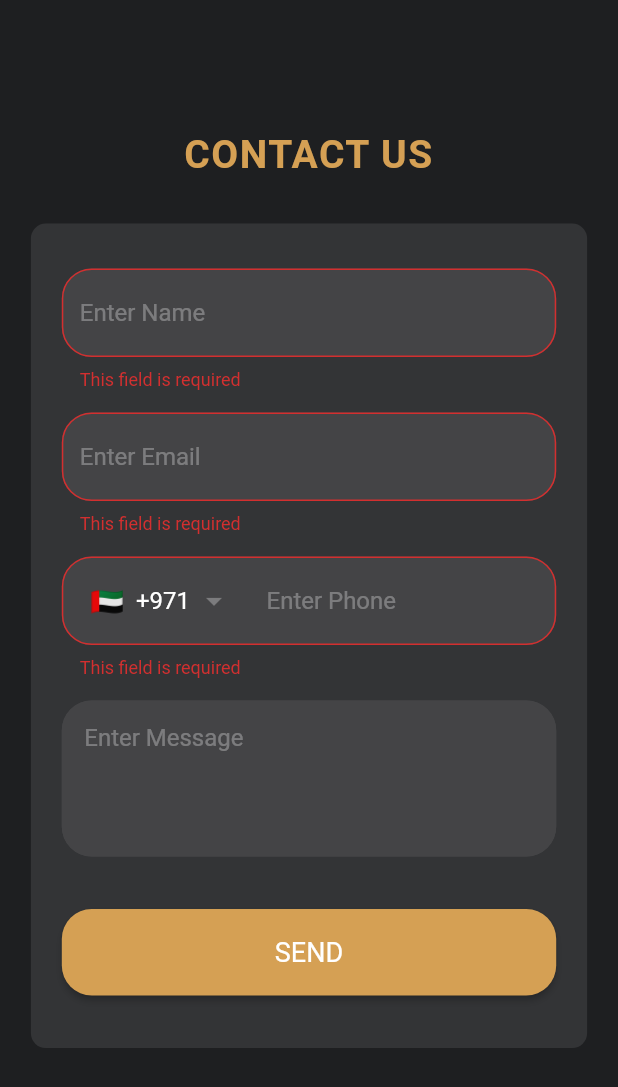
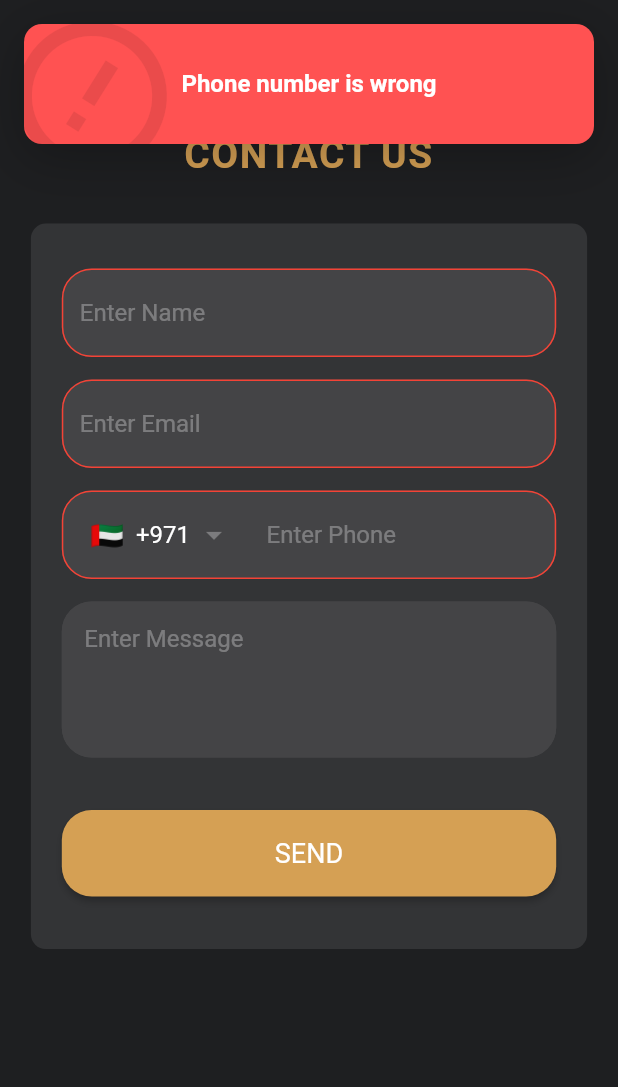
Before and after one commit to fadialkhlaf1998/luxury_app, a Flutter app: the ContactUs screen opened directly, after a tap on "SEND", on a phone screen of 412 x 824 dp. Shown: the top 1087 px of the screen. Run offline on Flutter 3.47's test engine with Material 2 defaults, Android fonts, the light colour scheme and no system bars; drawn by our look-alikes of intl_phone_field, top_snackbar_flutter; our stand-ins replace bottom_navy_bar, carousel_slider, connectivity_plus, flutter_html, flutter_svg, get and 4 more; missing offline and left inert: flutter_stripe; accounts and stored records are empty; network calls fail; project files that could hold a hidden picture were left out.

Commit message:
Initial commit

```diff
--- a/languages/ar.json
+++ b/languages/ar.json
@@ -70,5 +70,7 @@
   "language": "اللغة",
   "location": "الموقع",
   "back": "رجوع",
-  "next": "التالي"
+  "next": "التالي",
+  "success_book": "تم الحجز بنجاح",
+  "phone_number_wrong": "رقم الهاتف خطأ"
 }
--- a/languages/en.json
+++ b/languages/en.json
@@ -70,5 +70,7 @@
   "language": "Language",
   "location": "Location",
   "back": "Back",
-  "next": "Next"
+  "next": "Next",
+  "success_book": "Successfully booked",
+  "phone_number_wrong": "Phone number is wrong"
 }
--- a/lib/controller/contact_us_controller.dart
+++ b/lib/controller/contact_us_controller.dart
@@ -3,6 +3,8 @@ import 'package:get/get.dart';
 import 'package:luxury_app/app_localization.dart';
 import 'package:luxury_app/helper/api.dart';
 import 'package:luxury_app/helper/app.dart';
+import 'package:top_snackbar_flutter/custom_snack_bar.dart';
+import 'package:top_snackbar_flutter/top_snack_bar.dart';
 
 class ContactUsController extends GetxController {
 
@@ -17,18 +19,22 @@ class ContactUsController extends GetxController {
   RxBool loading = false.obs;
 
   send(BuildContext context,String name,String phone,String email,String message) {
-    if(name.isEmpty || email.isEmpty || phone.isEmpty) {
+    if(name.isEmpty || email.isEmpty || !RegExp(r'\S+@\S+\.\S+').hasMatch(email) || phone.isEmpty || phone.length < 9) {
       if(name.isEmpty) {
         nameValidate.value= true;
       } else {
         nameValidate.value= false;
       }
-      if(email.isEmpty) {
+      if(email.isEmpty|| !RegExp(r'\S+@\S+\.\S+').hasMatch(email)) {
         emailValidate.value= true;
       }else{
         emailValidate.value= false;
       }
-      if(phone.isEmpty) {
+      if(phone.isEmpty || phone.length < 9) {
+        showTopSnackBar(context,
+            CustomSnackBar.error(
+              message: App_Localization.of(context).translate("phone_number_wrong"),
+            ));
         phoneValidate.value= true;
       }else{
         phoneValidate.value= false;
@@ -41,10 +47,17 @@ class ContactUsController extends GetxController {
           API.contactUs(name, email, phone, message).then((value) {
             loading.value = false;
             if(value) {
-              App.successTopBar(context, App_Localization.of(context).translate("success"));
+              showTopSnackBar(context,
+                  CustomSnackBar.success(
+                    backgroundColor: App.orange,
+                    message: App_Localization.of(context).translate("success"),
+                  ));
               clearTextField();
             }else {
-              App.successTopBar(context, App_Localization.of(context).translate("something_went_wrong"));
+              showTopSnackBar(context,
+                  CustomSnackBar.error(
+                    message: App_Localization.of(context).translate("something_went_wrong"),
+                  ));
             }
           });
         }
--- a/lib/controller/introduction_controller.dart
+++ b/lib/controller/introduction_controller.dart
@@ -149,6 +149,7 @@ class IntroductionController extends GetxController{
     API.filter(vehicleType.toString(), rentType.toString(), minPrice.toString(), maxPrice.toString(), brands, "0").then((value) {
       loading.value = false;
       allCars = value;
+      initProductCount();
       homeController.selectNavDrawer.value = 0;
       Get.back();
     });
--- a/lib/controller/payment_controller.dart
+++ b/lib/controller/payment_controller.dart
@@ -4,18 +4,20 @@ import 'package:flutter/material.dart';
 import 'package:flutter_stripe/flutter_stripe.dart';
 import 'package:get/get.dart';
 import 'package:http/http.dart' as http;
+import 'package:luxury_app/helper/api.dart';
 
 class PaymentController extends GetxController {
   String result_id = "";
+  int rent_number = -1;
   Map<String, dynamic>? paymentIntentData;
   String secrit = "sk_test_51LWbmmAcwyDDMKEjxgxy53HBNi44DWy9nZ756qgO624uomQ6pm7D1odNvMzqQ57MuEBdczmMcuWyt4CtcVJ1Dur000dsVfoOgF";
   Future<void> makePayment(
-      {required String amount, required String currency}) async {
+      {required String amount, required String currency,required int newRentNumber}) async {
     try {
+      rent_number = newRentNumber;
       paymentIntentData = await createPaymentIntent(amount, currency);
       if (paymentIntentData != null) {
         print('Init Payment Sheet Successfully');
-        GetSnackBar(title: "successfully",message: "successfully",).show();
        var result = await Stripe.instance.initPaymentSheet(
             paymentSheetParameters: SetupPaymentSheetParameters(
               applePay: PaymentSheetApplePay(merchantCountryCode: "AE"),
@@ -29,10 +31,8 @@ class PaymentController extends GetxController {
 
         await displayPaymentSheet();
       }else{
-        GetSnackBar(title: "error",message: "error",).show();
       }
     } catch (e, s) {
-      GetSnackBar(title: "error",message: "error",).show();
       print('exception:$e$s');
     }
   }
@@ -68,7 +68,6 @@ class PaymentController extends GetxController {
         'payment_method_types[]': 'card'
       };
       print('Begin Api');
-      GetSnackBar(title: "Begin Api",message: "message",).show();
       var response = await http.post(
           Uri.parse('https://api.stripe.com/v1/payment_intents'),
           body: body,
@@ -76,18 +75,25 @@ class PaymentController extends GetxController {
             'Authorization': 'Bearer '+secrit,
             'Content-Type': 'application/x-www-form-urlencoded'
           });
-      GetSnackBar(title: "End Api",message:response.body.toString()).show();
       // log(response.body);
       var data = json.decode(response.body);
       print('*****************');
       print(data["id"]);
       result_id = data["id"];
+      addState(rent_number.toString(), data["id"]);
       return data;
     } catch (err) {
       print('err charging user: ${err.toString()}');
     }
   }
-
+  addState(String rental_number, String invoice_id)async{
+    bool succ = await API.bookState(rental_number, invoice_id);
+    if(succ){
+      return true;
+    }else{
+      return addState(rental_number,invoice_id);
+    }
+  }
   calculateAmount(String amount) {
     final a = (int.parse(amount)) * 100;
     return a.toString();
--- a/lib/helper/app.dart
+++ b/lib/helper/app.dart
@@ -39,7 +39,7 @@ class App{
   }
   static successTopBar(BuildContext context,String msg) {
     return showTopSnackBar(context,
-        CustomSnackBar.error(
+        CustomSnackBar.success(
           message: msg,
           backgroundColor: orange,
         ));
@@ -47,7 +47,7 @@ class App{
 
   static normalTextField({required BuildContext context, required TextStyle textStyle,required double width,
     double? height, TextAlignVertical? textAlignVertical,required TextEditingController controller,
-    required String hintText,required TextStyle hintStyle, required bool validate,required String errorText}) {
+    required String hintText,required TextStyle hintStyle, required bool validate}) {
     return Column(
       crossAxisAlignment: CrossAxisAlignment.start,
       children: [
@@ -66,17 +66,16 @@ class App{
                 hintStyle: hintStyle,
                 focusedBorder: OutlineInputBorder(
                     borderRadius: BorderRadius.circular(20),
-                    borderSide:  BorderSide(color: App.orange)
+                    borderSide:  BorderSide(color:  validate ? Colors.red : App.orange)
                 ),
                 border: OutlineInputBorder(
                     borderRadius: BorderRadius.circular(20),
-                    borderSide: BorderSide(color: App.textField)
+                    borderSide: BorderSide(color:  validate ? Colors.red : App.textField)
                 ),
                 enabledBorder: OutlineInputBorder(
                     borderRadius: BorderRadius.circular(20),
-                    borderSide: BorderSide(color: App.textField)
+                    borderSide: BorderSide(color:  validate ? Colors.red : App.textField)
                 ),
-                errorText: validate ? errorText : null,
             ),
           ),
         ),
--- a/lib/main.dart
+++ b/lib/main.dart
@@ -9,7 +9,7 @@ import 'package:luxury_app/helper/global.dart';
 import 'package:luxury_app/view/introduction.dart';
 
 
-/// 6/9/2022
+/// 12/9/2022
 void main() {
   runApp( MyApp());
   SystemChrome.setSystemUIOverlayStyle(SystemUiOverlayStyle());
--- a/lib/view/cars_by_brand.dart
+++ b/lib/view/cars_by_brand.dart
@@ -309,7 +309,8 @@ class CarsByBrand extends StatelessWidget {
                                         decoration: BoxDecoration(
                                             color: App.grey,
                                             borderRadius: BorderRadius.only(
-                                                bottomLeft: Radius.circular(15)
+                                                bottomLeft: Radius.circular(Global.languageCode == "en" ? 15 : 0),
+                                                bottomRight: Radius.circular(Global.languageCode == "en" ? 0 : 15)
                                             )
                                         ),
                                         child: Padding(
@@ -372,7 +373,8 @@ class CarsByBrand extends StatelessWidget {
                                         decoration: BoxDecoration(
                                             color: App.grey,
                                             borderRadius: BorderRadius.only(
-                                                bottomRight: Radius.circular(15)
+                                                bottomRight: Radius.circular(Global.languageCode == "en" ? 15 : 0),
+                                                bottomLeft: Radius.circular(Global.languageCode == "en" ? 0 : 15)
                                             )
                                         ),
                                         child: Padding(
--- a/lib/view/drawer/contact_us.dart
+++ b/lib/view/drawer/contact_us.dart
@@ -14,7 +14,6 @@ import 'package:luxury_app/widgets/drawer.dart';
 class ContactUs extends StatelessWidget {
 
   ContactUs() {
-    contactUsController.clearTextField();
   }
 
   ContactUsController contactUsController = Get.put(ContactUsController());
@@ -149,7 +148,6 @@ class ContactUs extends StatelessWidget {
                 color: Colors.white.withOpacity(0.3),
                 fontSize: CommonTextStyle.mediumTextStyle
             ),
-            errorText: App_Localization.of(context).translate("this_field_is_required"),
           ),
           SizedBox(height: 15),
           App.normalTextField(
@@ -165,7 +163,6 @@ class ContactUs extends StatelessWidget {
                 color: Colors.white.withOpacity(0.3),
                 fontSize: CommonTextStyle.mediumTextStyle
             ),
-            errorText: App_Localization.of(context).translate("this_field_is_required"),
           ),
           SizedBox(height: 15),
           Column(
@@ -173,12 +170,11 @@ class ContactUs extends StatelessWidget {
             children: [
               Container(
                   width: App.getDeviceWidthPercent(80, context),
-                  // height: App.getDeviceHeightPercent(contactUsController.phoneValidate.value ? 8.5 : 9, context),
                   child: IntlPhoneField(
                     style: CommonTextStyle.textStyleForMediumWhiteNormal,
                     controller: contactUsController.phone,
                     cursorColor: Colors.white,
-                    // textAlignVertical: contactUsController.phoneValidate.value ? TextAlignVertical.bottom : TextAlignVertical.center,
+                    keyboardType: TextInputType.number,
                     decoration: InputDecoration(
                       filled: true,
                       fillColor: App.textField,
@@ -189,17 +185,16 @@ class ContactUs extends StatelessWidget {
                       ),
                       focusedBorder: OutlineInputBorder(
                           borderRadius: BorderRadius.circular(20),
-                          borderSide:  BorderSide(color: App.orange)
+                          borderSide:  BorderSide(color: contactUsController.phoneValidate.value ? Colors.red : App.orange)
                       ),
                       border: OutlineInputBorder(
                           borderRadius: BorderRadius.circular(20),
-                          borderSide: BorderSide(color: App.textField)
+                          borderSide: BorderSide(color: contactUsController.phoneValidate.value ? Colors.red : App.textField)
                       ),
                       enabledBorder: OutlineInputBorder(
                           borderRadius: BorderRadius.circular(20),
-                          borderSide: BorderSide(color: App.textField)
+                          borderSide: BorderSide(color: contactUsController.phoneValidate.value ? Colors.red : App.textField)
                       ),
-                      errorText: contactUsController.phoneValidate.value ? App_Localization.of(context).translate("this_field_is_required") : null,
                     ),
                     initialCountryCode: 'AE',
                     disableLengthCheck: true,
```
Also changed, not shown: lib/controller/book_controller.dart (+60 -41 lines), lib/helper/api.dart (+35 -12 lines), lib/model/all-cars.dart (+13 -13 lines), lib/model/car-info.dart (+13 -13 lines), lib/view/book.dart (+52 -38 lines), 1 other file.
